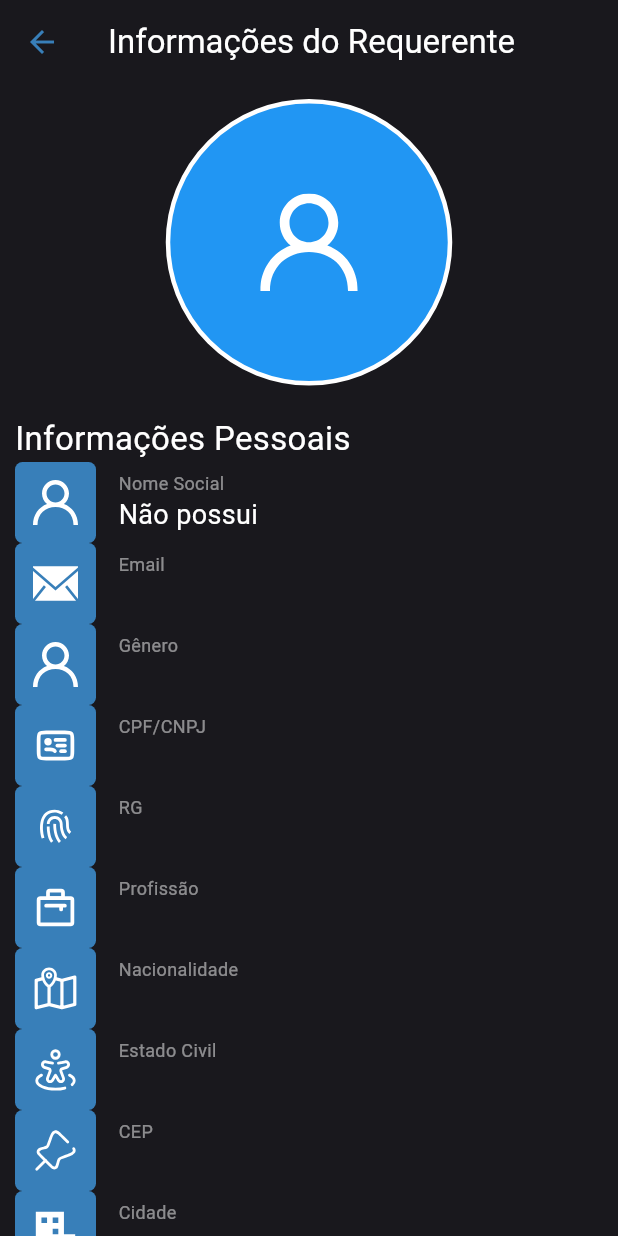
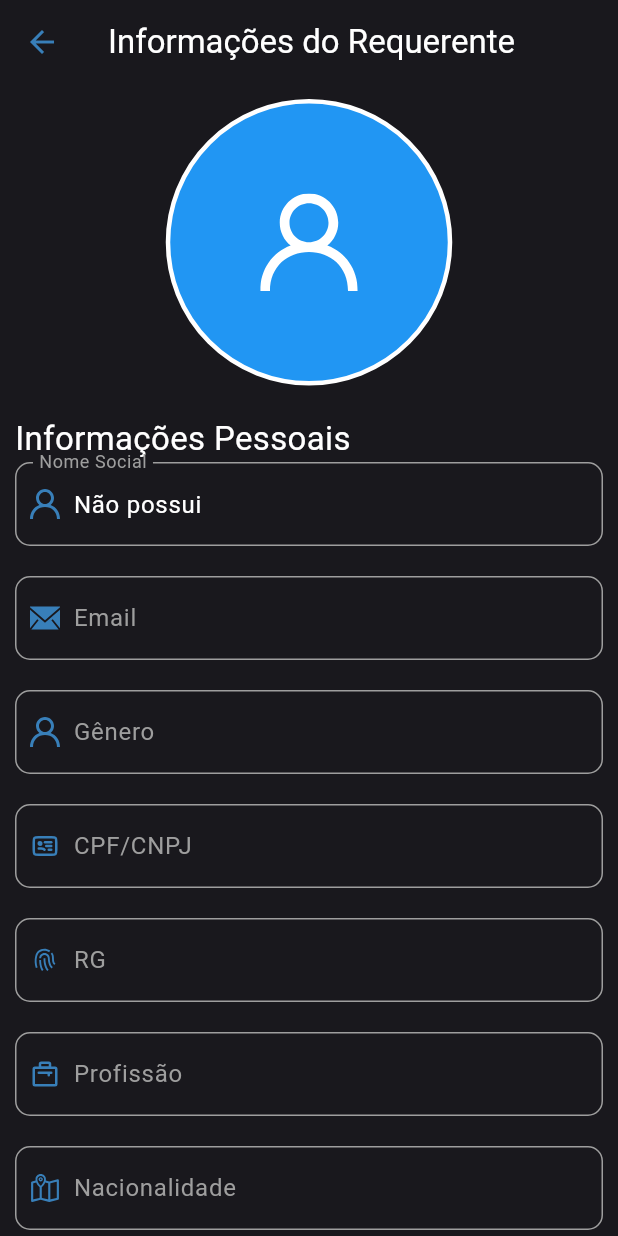
Before and after one commit to jurai-git/jurai-mobile, a Flutter app: the ClientsInformation screen opened directly with empty values, on a phone screen of 412 x 824 dp. Run offline on Flutter 3.47's test engine with Material 3 defaults, Android fonts, the phone set to English and light mode, and no system bars; our stand-ins replace auto_size_text, carousel_slider, either_dart, file_picker, flutter_riverpod, flutter_secure_storage and 3 more; accounts and stored records are empty; generated files the repository leaves out were written again; Roboto replaces fonts that are missing (MPLUSRounded1c).

Commit message:
refactor: topic information design

```diff
--- a/lib/features/home/view/widgets/topic_information.dart
+++ b/lib/features/home/view/widgets/topic_information.dart
@@ -6,30 +6,47 @@ class TopicInformation extends StatelessWidget {
   final String topicName;
   final String topicData;
   final String topicImage;
+  final bool first;
 
-  const TopicInformation({super.key, required this.topicName, required this.topicData, required this.topicImage});
+  const TopicInformation({
+    super.key,
+    required this.topicName,
+    required this.topicData,
+    required this.topicImage,
+    this.first=false
+  });
 
   @override
   Widget build(BuildContext context) {
-    return Row(
-      spacing: 15,
-      children: [
-        Container(
-          padding: EdgeInsets.all(12),
-          decoration: BoxDecoration(
-            color: Color(0xFF387FB9),
-            borderRadius: BorderRadius.all(Radius.circular(5))
+    return Container(
+      margin: first ? EdgeInsets.symmetric(vertical: 20) : EdgeInsets.only(bottom: 20),
+      child: TextFormField(
+        initialValue: topicData,
+        style: const TextStyle(color: Colors.white),
+        enabled: false,
+        decoration: InputDecoration(
+          prefixIcon: Container(
+            margin: EdgeInsets.fromLTRB(10, 0, 5, 0),
+            child: SvgPicture.asset(
+              topicImage,
+              width: 20,
+              height: 20,
+              fit: BoxFit.contain,
+              colorFilter: ColorFilter.mode(Color(0xFF387FB9), BlendMode.srcIn),
+            ),
           ),
-          child: SvgPicture.asset(topicImage, width: 30, height: 30,),
+          prefixIconConstraints: const BoxConstraints(
+            minWidth: 20,
+            minHeight: 20,
+          ),
+          disabledBorder: OutlineInputBorder(
+            borderSide: const BorderSide(color: Colors.grey, width: 1),
+            borderRadius: BorderRadius.circular(10),
+          ),
+          labelText: topicName,
+          labelStyle: const TextStyle(color: Colors.grey),
         ),
-        Column(
-          crossAxisAlignment: CrossAxisAlignment.start,
-          children: [
-            Text(topicName, style: TextStyle(color: const Color.fromRGBO(255, 255, 255, .5), fontSize: 12), textAlign: TextAlign.left,),
-            Text(topicData, style: TextStyle(color: Colors.white, fontSize: 18), textAlign: TextAlign.left,),
-          ]
-        )
-      ],
+      ),
     );
   }
 }
```
